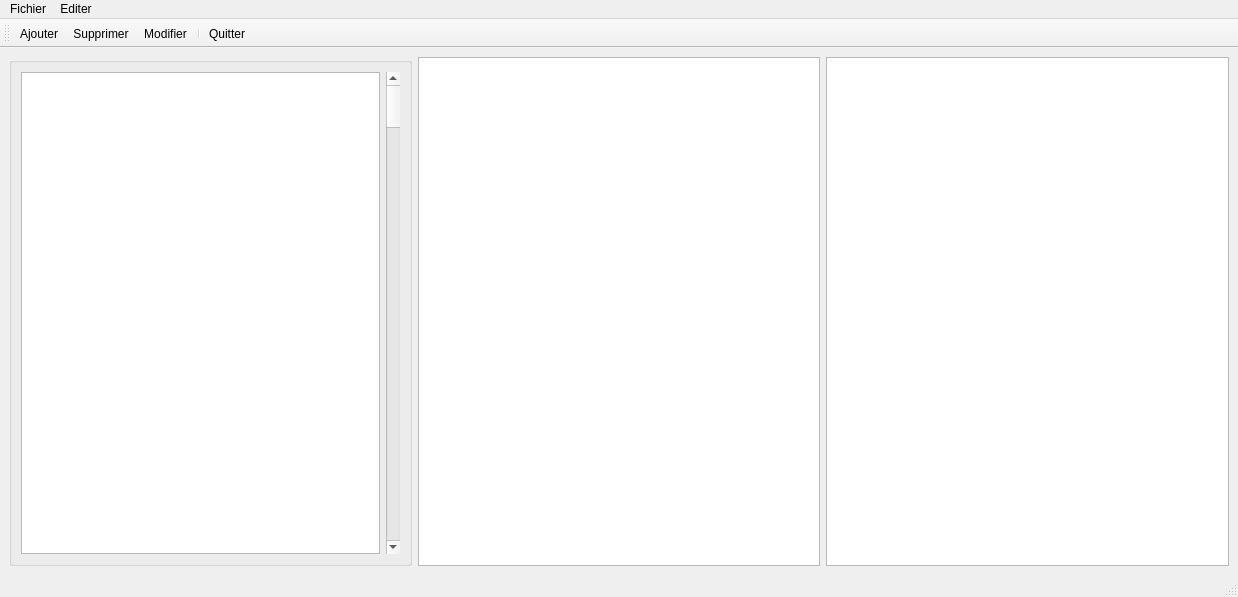
This is TaskManagement/mainwindow.ui in Silvec-aka/QtApp as Qt 5 draws it before an edit. The edited form follows.
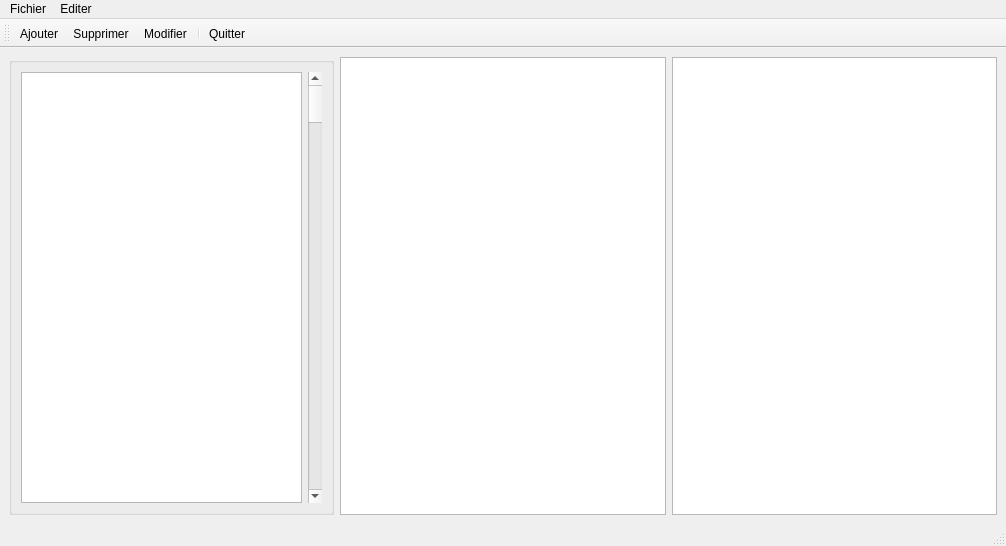
This is the edited form.

What changed in the file:
```diff
--- a/TaskManagement/mainwindow.ui
+++ b/TaskManagement/mainwindow.ui
@@ -6,8 +6,8 @@
    <rect>
     <x>0</x>
     <y>0</y>
-    <width>1238</width>
-    <height>597</height>
+    <width>1006</width>
+    <height>546</height>
    </rect>
   </property>
   <property name="windowTitle">
@@ -22,7 +22,7 @@
       </property>
       <layout class="QHBoxLayout" name="horizontalLayout_2">
        <item>
-        <widget class="QListView" name="listView"/>
+        <widget class="QTableView" name="tableView"/>
        </item>
        <item>
         <widget class="QScrollBar" name="verticalScrollBar">
@@ -47,7 +47,7 @@
     <rect>
      <x>0</x>
      <y>0</y>
-     <width>1238</width>
+     <width>1006</width>
      <height>26</height>
     </rect>
    </property>
```
